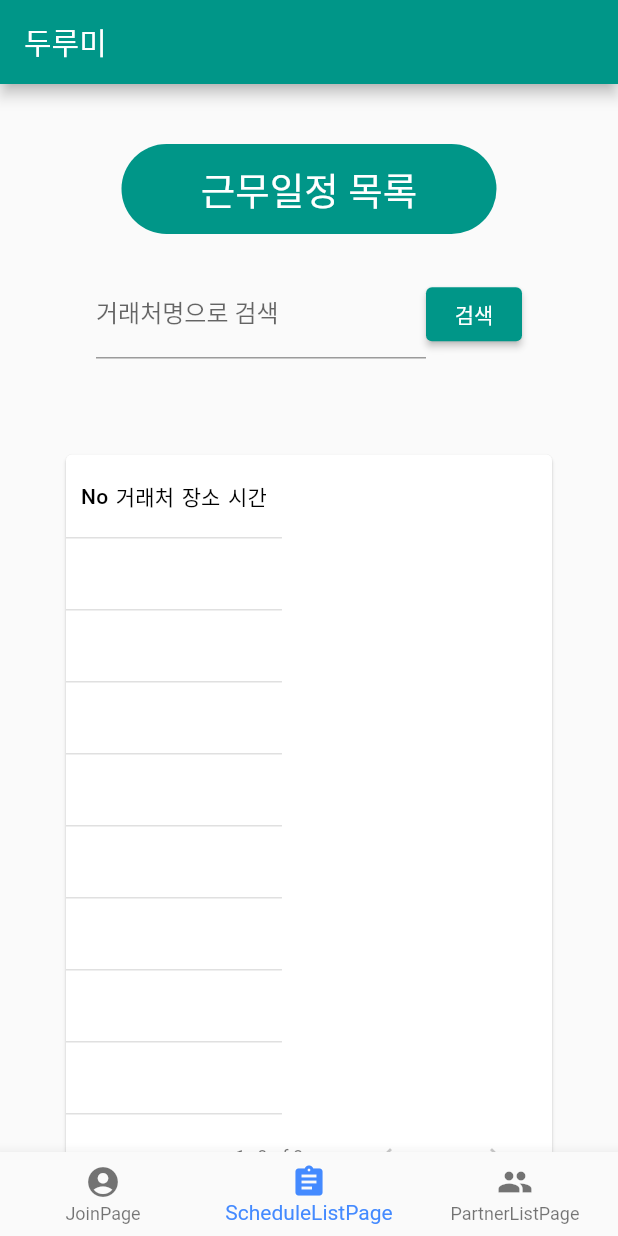
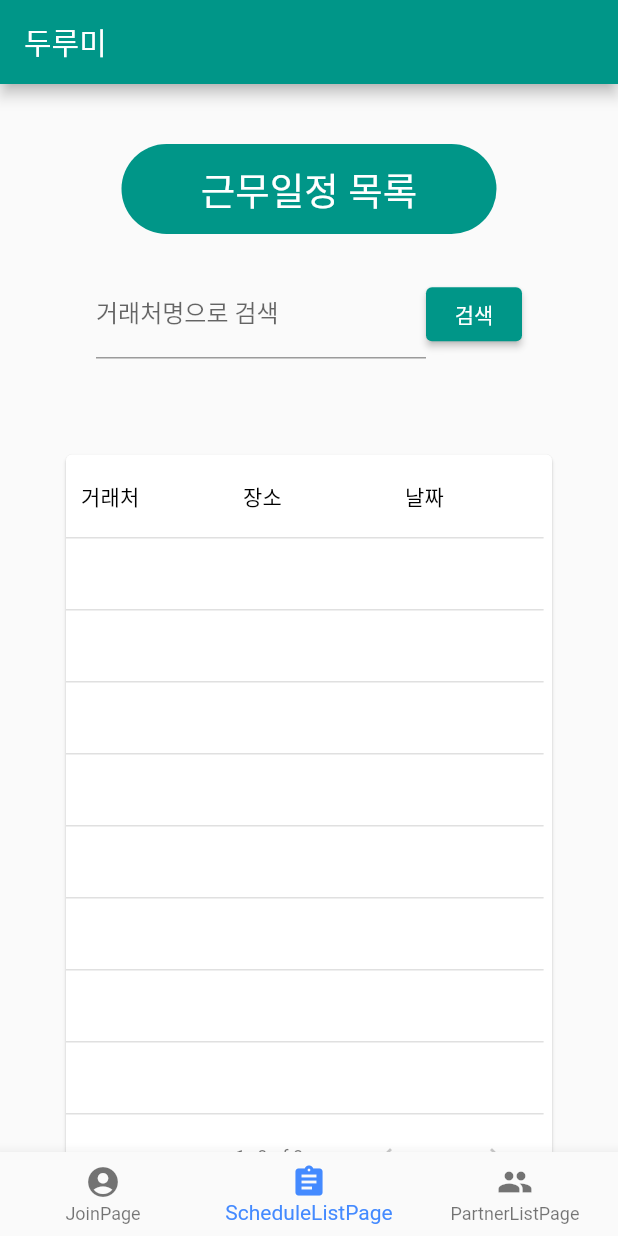
Before and after one commit to heejeongMin/dooromi-app, a Flutter app: the screen it shows after launch, item 2 of the bottom bar chosen, on a phone screen of 412 x 824 dp. Run offline on Flutter 3.47's test engine with Material 2 defaults, Android fonts, the phone set to English and light mode, and no system bars; network calls fail.

Commit message:
crud with tab_navigator

```diff
--- a/lib/Worklog/model/WorklogRes.dart
+++ b/lib/Worklog/model/WorklogRes.dart
@@ -11,6 +11,7 @@ class WorklogRes {
   late List<Worklog> worklogList;
 
   static WorklogRes fromJson(LinkedHashMap<String, dynamic> response) {
+
     List<dynamic> body = response['worklogDtoList'];
     final DateFormat dateFormatter = DateFormat('yyyy-MM-dd');
     final DateFormat timeFormatter = DateFormat('H:m');
--- a/lib/Worklog/page/ScheduleListPage.dart
+++ b/lib/Worklog/page/ScheduleListPage.dart
@@ -110,10 +110,30 @@ class _ScheduleListPageState extends State<ScheduleListPage> {
                   source: data,
                   //header: Text('My Products'),
                   columns: [
-                    DataColumn(label: Text('No')),
-                    DataColumn(label: Text('거래처')),
-                    DataColumn(label: Text('장소')),
-                    DataColumn(label: Text('시간')),
+                    // DataColumn(
+                    //     label: Container(
+                    //       width: MediaQuery.of(context).size.width * .05,
+                    //       child: Text('No'),
+                    //     ),
+                    // ),
+                    DataColumn(
+                      label: Container(
+                        width: MediaQuery.of(context).size.width * .25,
+                        child: Text('거래처'),
+                      ),
+                    ),
+                    DataColumn(
+                        label: Container(
+                          width: MediaQuery.of(context).size.width * .25,
+                          child: Text('장소'),
+                        ),
+                    ),
+                    DataColumn(
+                        label: Container(
+                          width: MediaQuery.of(context).size.width * .2,
+                          child: Text('날짜'),
+                        ),
+                    ),
                   ],
                   columnSpacing: 5,
                   horizontalMargin: 10,
@@ -158,10 +178,11 @@ class RowData extends DataTableSource {
   int get selectedRowCount => 0;
 
   DataRow getRow(int index) {
+    print("testsetset");
     return DataRow(cells: [
-      DataCell(
-          Text(index.toString(), style: TextStyle(fontWeight: FontWeight.w400, fontSize: 12)),
-          onTap:() { buttonPressed(data[index]);}),
+      // DataCell(
+      //     Text(index.toString(), style: TextStyle(fontWeight: FontWeight.w400, fontSize: 12)),
+      //     onTap:() { buttonPressed(data[index]);}),
       DataCell(
           Text(data[index]["name"]?? '임시거래처', style: TextStyle(fontWeight: FontWeight.w400, fontSize: 12),),
           onTap:() { buttonPressed(data[index]);}),
--- a/lib/tab_navigator.dart
+++ b/lib/tab_navigator.dart
@@ -32,7 +32,8 @@ class TabNavigator extends StatelessWidget {
       key: navigatorKey,
       onGenerateRoute: (routeSettings) {
         return MaterialPageRoute(
-            builder: (context) => child
+            builder: (context) => child,
+
         );
       },
     );
```
Also changed, not shown: lib/Worklog/function/DooroomiAPI.dart (+35 -54 lines).
